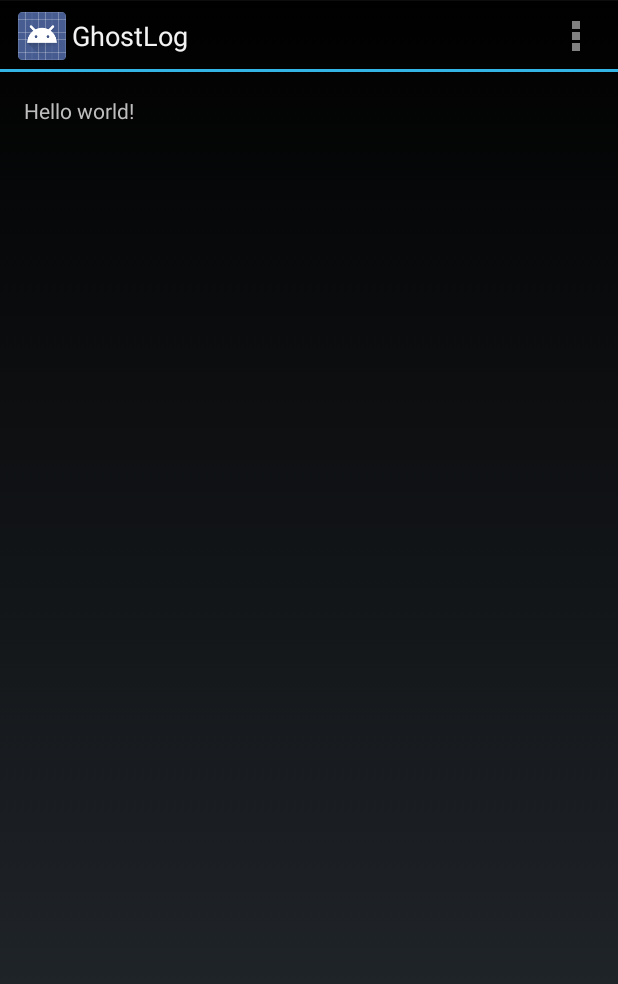
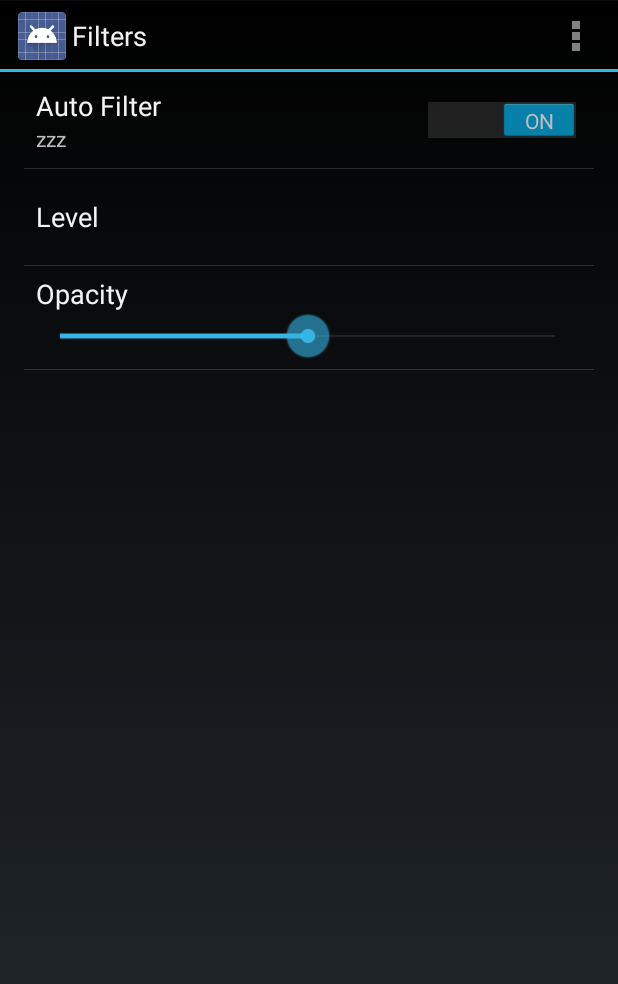
Before and after one commit to jgilfelt/GhostLog, an Android app: the screen it shows after launch (MainActivity), in the options menu, after a tap on "Settings", on a phone screen of 412 x 824 dp. Shown: the top 984 px of the screen. Run offline under Robolectric (Android 15) with nearby library versions, the phone set to English and light mode, and no system bars.

Commit message:
first commit add seekbar preference from framework implement preferences

```diff
--- a/GhostLog/app/src/main/java/com/readystatesoftware/ghostlog/MainActivity.java
+++ b/GhostLog/app/src/main/java/com/readystatesoftware/ghostlog/MainActivity.java
@@ -4,6 +4,8 @@ import android.app.Activity;
 import android.app.ActionBar;
 import android.app.Fragment;
 import android.os.Bundle;
+import android.preference.PreferenceActivity;
+import android.preference.PreferenceFragment;
 import android.view.LayoutInflater;
 import android.view.Menu;
 import android.view.MenuItem;
@@ -11,20 +13,31 @@ import android.view.View;
 import android.view.ViewGroup;
 import android.os.Build;
 
-public class MainActivity extends Activity {
+import java.util.List;
+
+public class MainActivity extends PreferenceActivity {
 
     @Override
     protected void onCreate(Bundle savedInstanceState) {
         super.onCreate(savedInstanceState);
-        setContentView(R.layout.activity_main);
-
-        if (savedInstanceState == null) {
-            getFragmentManager().beginTransaction()
-                    .add(R.id.container, new PlaceholderFragment())
-                    .commit();
-        }
+//        setContentView(R.layout.activity_main);
+//
+//        if (savedInstanceState == null) {
+//            getFragmentManager().beginTransaction()
+//                    .add(R.id.container, new PlaceholderFragment())
+//                    .commit();
+//        }
     }
 
+    @Override
+    public void onBuildHeaders(List<Header> target) {
+        loadHeadersFromResource(R.xml.pref_headers, target);
+    }
+
+    @Override
+    protected boolean isValidFragment(String fragmentName) {
+        return true;
+    }
 
     @Override
     public boolean onCreateOptionsMenu(Menu menu) {
@@ -49,16 +62,13 @@ public class MainActivity extends Activity {
     /**
      * A placeholder fragment containing a simple view.
      */
-    public static class PlaceholderFragment extends Fragment {
-
-        public PlaceholderFragment() {
-        }
+    public static class PlaceholderFragment extends PreferenceFragment {
 
         @Override
-        public View onCreateView(LayoutInflater inflater, ViewGroup container,
-                Bundle savedInstanceState) {
-            View rootView = inflater.inflate(R.layout.fragment_main, container, false);
-            return rootView;
+        public void onCreate(Bundle savedInstanceState) {
+            super.onCreate(savedInstanceState);
+            // Load the preferences from an XML resource
+            addPreferencesFromResource(R.xml.pref_filters);
         }
     }
 
--- a/GhostLog/app/src/main/res/layout/preference_widget_seekbar.xml
+++ b/GhostLog/app/src/main/res/layout/preference_widget_seekbar.xml
@@ -42,8 +42,8 @@
     <RelativeLayout
         android:layout_width="wrap_content"
         android:layout_height="wrap_content"
-        android:layout_marginStart="16dip"
-        android:layout_marginEnd="8dip"
+        android:layout_marginStart="8dip"
+        android:layout_marginEnd="0dip"
         android:layout_marginTop="6dip"
         android:layout_marginBottom="6dip"
         android:layout_weight="1">
--- a/GhostLog/app/src/main/res/values/strings.xml
+++ b/GhostLog/app/src/main/res/values/strings.xml
@@ -4,5 +4,17 @@
     <string name="app_name">GhostLog</string>
     <string name="hello_world">Hello world!</string>
     <string name="action_settings">Settings</string>
+    <string name="appearance">Appearance</string>
+    <string name="filters">Filters</string>
+
+    <string-array name="levels_entries">
+        <item>Verbose</item>
+        <item>Debug</item>
+    </string-array>
+
+    <string-array name="levels_values">
+        <item>0</item>
+        <item>1</item>
+    </string-array>
 
 </resources>
--- /dev/null
+++ b/GhostLog/app/src/main/res/xml/pref_filters.xml
@@ -0,0 +1,21 @@
+<?xml version="1.0" encoding="utf-8"?>
+<PreferenceScreen xmlns:android="http://schemas.android.com/apk/res/android"
+    xmlns:app="http://schemas.android.com/apk/res/com.readystatesoftware.ghostlog">
+
+	<SwitchPreference
+        android:defaultValue="false"
+        android:key="pref_auto_filter"
+        android:summary="zzz"
+        android:title="Auto Filter" />
+    <ListPreference
+        android:defaultValue="0"
+        android:dialogTitle="Level"
+        android:entries="@array/levels_entries"
+        android:entryValues="@array/levels_values"
+        android:key="pref_level"
+        android:title="Level" />
+    <com.readystatesoftware.ghostlog.SeekBarPreference
+        android:key="pref_opacity"
+        app:max="100"
+        android:title="Opacity" />
+</PreferenceScreen>
--- /dev/null
+++ b/GhostLog/app/src/main/res/xml/pref_headers.xml
@@ -0,0 +1,11 @@
+<?xml version="1.0" encoding="utf-8"?>
+<preference-headers xmlns:android="http://schemas.android.com/apk/res/android" >
+
+    <header
+        android:fragment="com.readystatesoftware.ghostlog.MainActivity$PlaceholderFragment"
+        android:title="@string/filters" />
+    <header
+        android:fragment="com.readystatesoftware.ghostlog.MainActivity$PlaceholderFragment"
+        android:title="@string/appearance" />
+
+</preference-headers>
```
